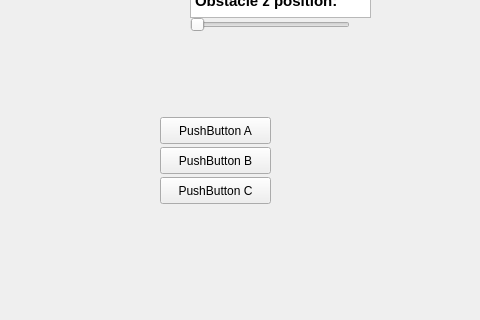
Before: the Qt Designer form rviz_simple_gui/src/uis/simple_widget.ui in mustang66ytz/fmcg_automation, drawn with Qt 5; both pictures show x 0 to 480 and y 133 to 453 of the 980 by 700 pixel window.
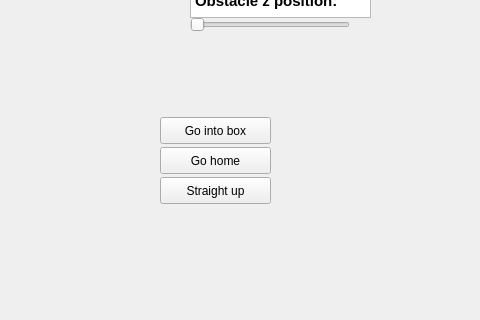
After: the same form once the commit is applied.

What changed in the file:
```diff
--- a/rviz_simple_gui/src/uis/simple_widget.ui
+++ b/rviz_simple_gui/src/uis/simple_widget.ui
@@ -23,7 +23,7 @@
     </rect>
    </property>
    <property name="text">
-    <string>PushButton A</string>
+    <string>Go into box</string>
    </property>
   </widget>
   <widget class="QPushButton" name="pushButton_B">
@@ -36,7 +36,7 @@
     </rect>
    </property>
    <property name="text">
-    <string>PushButton B</string>
+    <string>Go home</string>
    </property>
   </widget>
   <widget class="QPushButton" name="pushButton_C">
@@ -49,7 +49,7 @@
     </rect>
    </property>
    <property name="text">
-    <string>PushButton C</string>
+    <string>Straight up</string>
    </property>
   </widget>
   <widget class="QPushButton" name="pushButtonPlanning">
```
